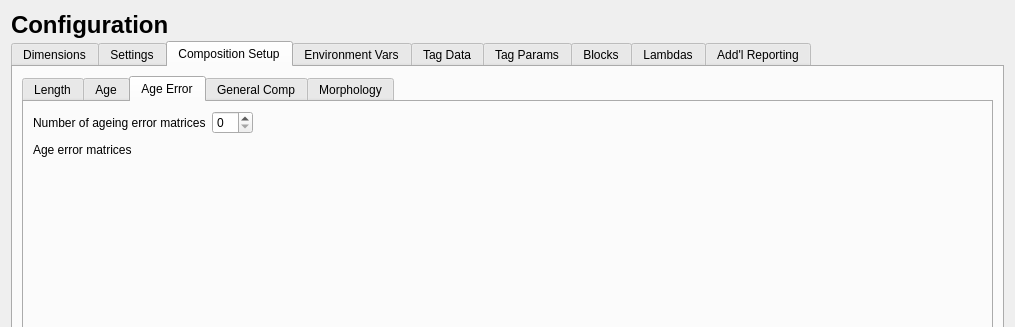
First picture: the form in src/data_widget.ui, repository nmfs-ost/ss3-ssi, before the edit; both pictures show x 0 to 1015 and y 0 to 327 of the 1015 by 621 pixel window.
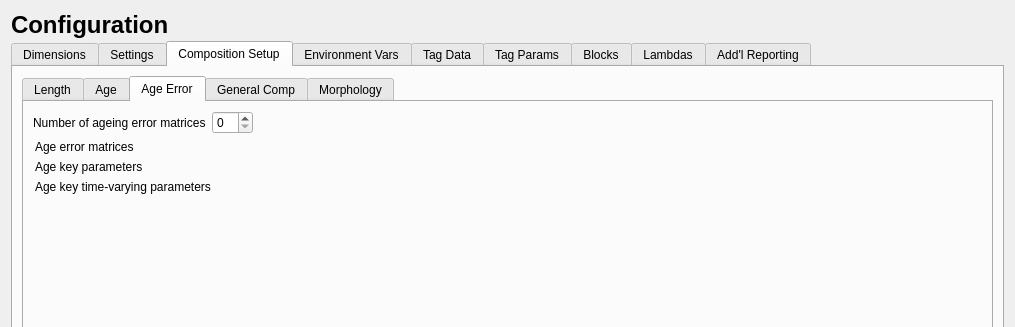
Second picture: the form after the edit. The open tabs and pages were chosen to show the change. Icons and pictures are not drawn.

Commit message: ver 3.30.15.15 windows build 1. Added age error parameters for a single error definition. 2. Added size selectivity pattern 11.

Patch:
```diff
--- a/src/data_widget.ui
+++ b/src/data_widget.ui
@@ -1288,38 +1288,18 @@
           </attribute>
           <layout class="QVBoxLayout" name="verticalLayout_6">
            <item>
-            <layout class="QGridLayout" name="gridLayout_comp_age_err">
-             <item row="3" column="1">
-              <spacer name="verticalSpacer_comp_age_error_2">
-               <property name="orientation">
-                <enum>Qt::Vertical</enum>
-               </property>
-               <property name="sizeHint" stdset="0">
-                <size>
-                 <width>20</width>
-                 <height>40</height>
-                </size>
-               </property>
-              </spacer>
-             </item>
-             <item row="0" column="1">
+            <layout class="QHBoxLayout" name="horizontalLayout_age_err_num">
+             <item>
               <widget class="QLabel" name="label_age_error_num">
                <property name="text">
                 <string>Number of ageing error matrices</string>
                </property>
               </widget>
              </item>
-             <item row="1" column="1">
-              <widget class="QLabel" name="label_age_error_matrices">
-               <property name="text">
-                <string>Age error matrices </string>
-               </property>
-              </widget>
-             </item>
-             <item row="0" column="2">
+             <item>
               <widget class="QSpinBox" name="spinBox_age_error_num"/>
              </item>
-             <item row="1" column="3">
+             <item>
               <spacer name="horizontalSpacer_comp_age_err">
                <property name="orientation">
                 <enum>Qt::Horizontal</enum>
@@ -1332,8 +1312,45 @@
                </property>
               </spacer>
              </item>
-             <item row="2" column="1" colspan="3">
-              <layout class="QHBoxLayout" name="horizontalLayout_age_error"/>
+            </layout>
+           </item>
+           <item>
+            <layout class="QVBoxLayout" name="verticalLayout_age_err_tables">
+             <property name="leftMargin">
+              <number>2</number>
+             </property>
+             <property name="rightMargin">
+              <number>2</number>
+             </property>
+             <item>
+              <widget class="QLabel" name="label_age_error_matrices">
+               <property name="text">
+                <string>Age error matrices </string>
+               </property>
+              </widget>
+             </item>
+             <item>
+              <layout class="QVBoxLayout" name="verticalLayout_age_err_matrices"/>
+             </item>
+             <item>
+              <widget class="QLabel" name="label_agekey_params">
+               <property name="text">
+                <string>Age key parameters</string>
+               </property>
+              </widget>
+             </item>
+             <item>
+              <layout class="QVBoxLayout" name="verticalLayout_age_err_params"/>
+             </item>
+             <item>
+              <widget class="QLabel" name="label_agekey_tv_params">
+               <property name="text">
+                <string>Age key time-varying parameters</string>
+               </property>
+              </widget>
+             </item>
+             <item>
+              <layout class="QVBoxLayout" name="verticalLayout_age_err_tv_params"/>
              </item>
             </layout>
            </item>
```
Left out of the diff: 248 changed lines with no effect on the pictures. The commit also changes 22 other files.
